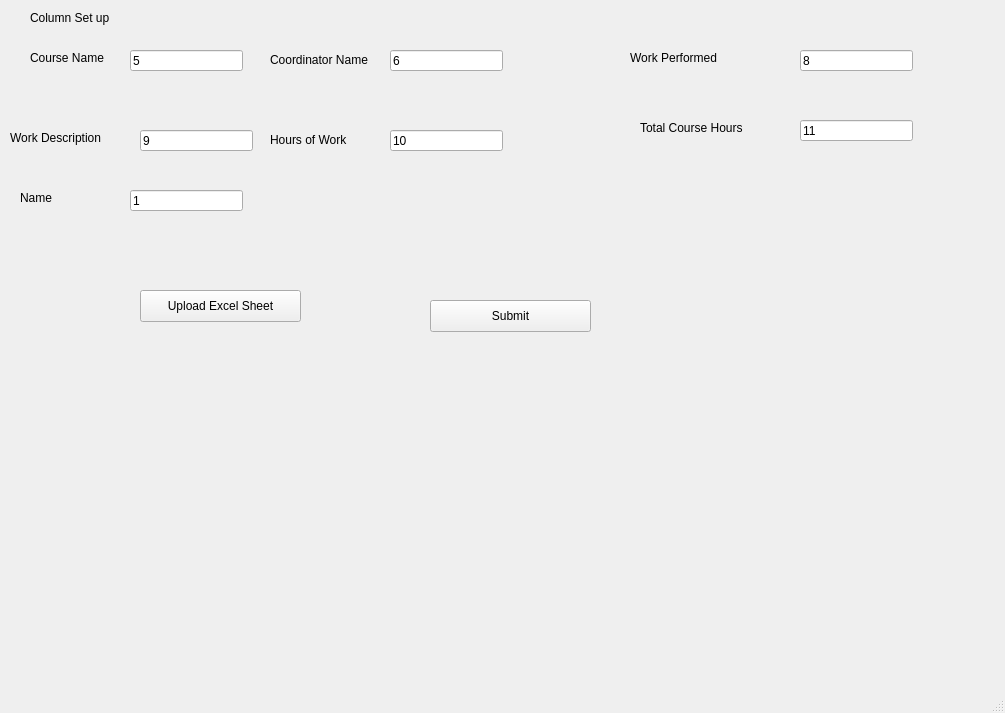
This is GUI/app.ui in COPIT-github/Timesheet-Log-Analyzer as Qt 5 draws it before an edit. The edited form follows.
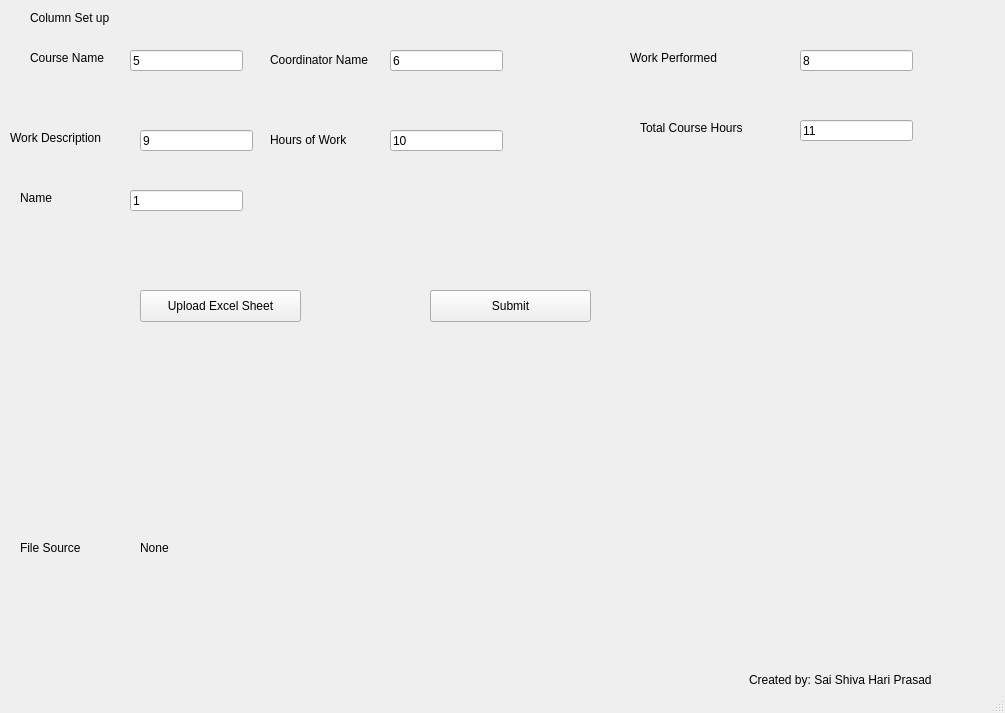
This is the edited form.

The edit to the form file:
```diff
--- a/GUI/app.ui
+++ b/GUI/app.ui
@@ -32,7 +32,7 @@
      <rect>
       <x>30</x>
       <y>10</y>
-      <width>101</width>
+      <width>151</width>
       <height>16</height>
      </rect>
     </property>
@@ -200,7 +200,7 @@
     <property name="geometry">
      <rect>
       <x>430</x>
-      <y>300</y>
+      <y>290</y>
       <width>161</width>
       <height>32</height>
      </rect>
@@ -235,6 +235,45 @@
      <string>Name</string>
     </property>
    </widget>
+   <widget class="QLabel" name="label_9">
+    <property name="geometry">
+     <rect>
+      <x>20</x>
+      <y>540</y>
+      <width>111</width>
+      <height>16</height>
+     </rect>
+    </property>
+    <property name="text">
+     <string>File Source</string>
+    </property>
+   </widget>
+   <widget class="QLabel" name="label_10">
+    <property name="geometry">
+     <rect>
+      <x>749</x>
+      <y>670</y>
+      <width>231</width>
+      <height>20</height>
+     </rect>
+    </property>
+    <property name="text">
+     <string>Created by: Sai Shiva Hari Prasad</string>
+    </property>
+   </widget>
+   <widget class="QLabel" name="label_11">
+    <property name="geometry">
+     <rect>
+      <x>140</x>
+      <y>540</y>
+      <width>291</width>
+      <height>16</height>
+     </rect>
+    </property>
+    <property name="text">
+     <string>None</string>
+    </property>
+   </widget>
   </widget>
   <widget class="QStatusBar" name="statusbar"/>
  </widget>
```
